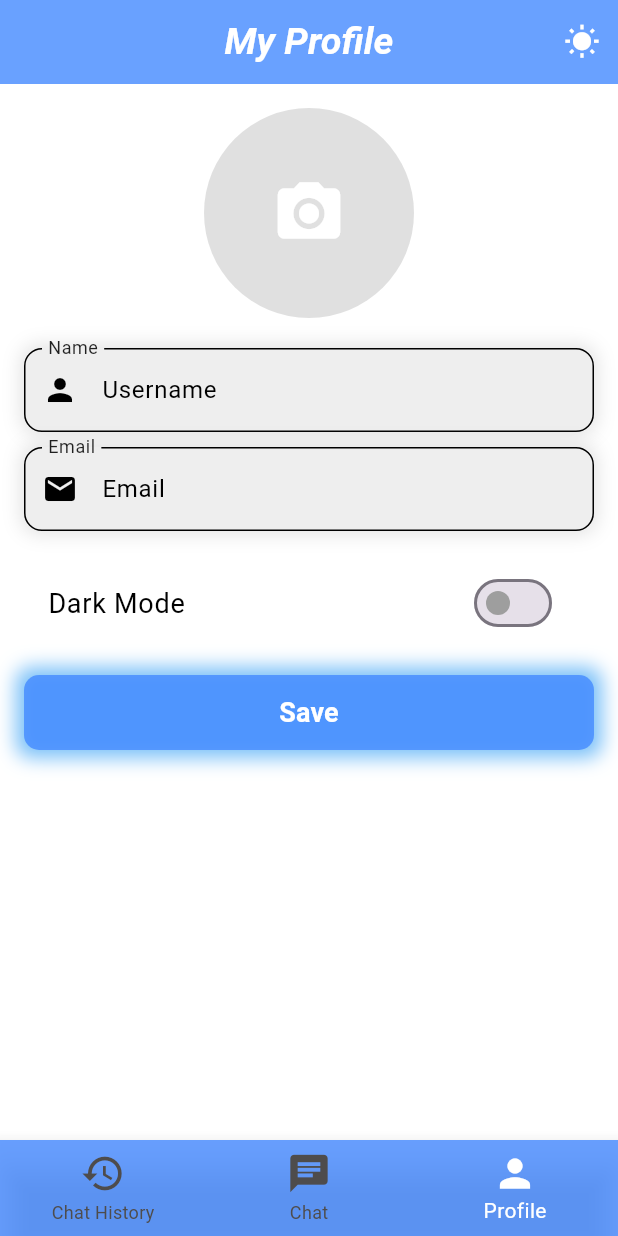
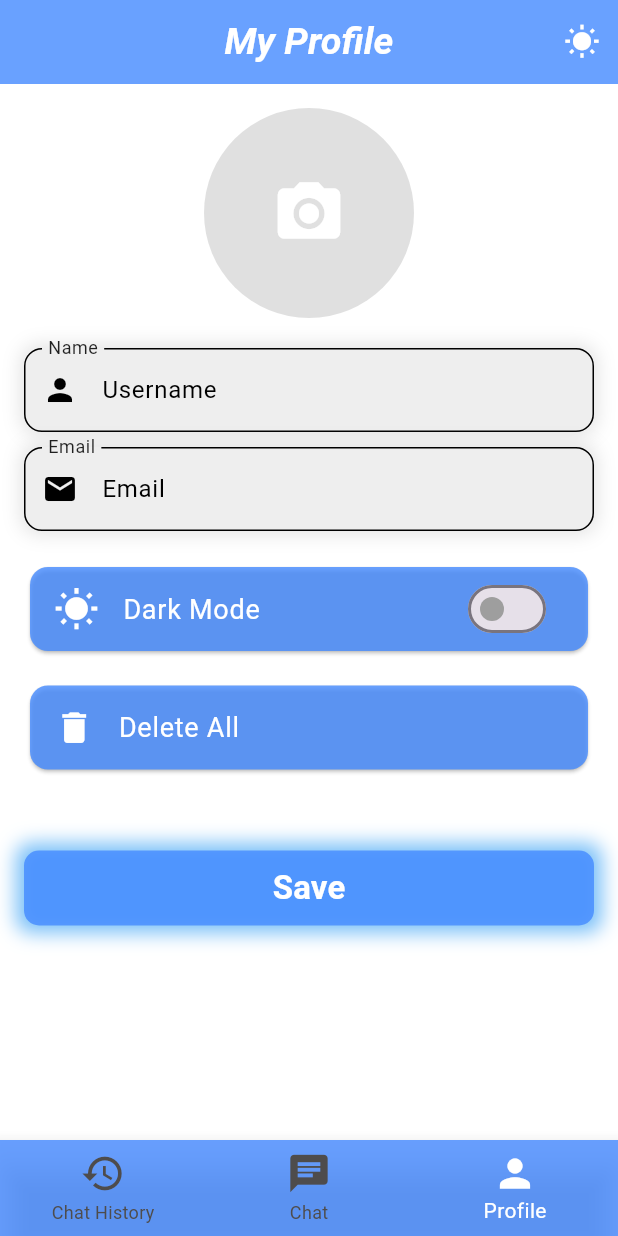
Before and after one commit to ahmedgamal826/Chat-Gemini-App, a Flutter app: the screen it shows after launch, item 3 of the bottom bar chosen, on a phone screen of 412 x 824 dp. Run offline on Flutter 3.47's test engine with Material 3 defaults, Android fonts, the light colour scheme and no system bars; our stand-ins replace animated_text_kit, auto_size_text, awesome_dialog, flutter_spinkit, flutter_tts, google_generative_ai and 4 more; accounts and stored records are empty.

Commit message:
profile view is finished

```diff
--- a/lib/features/profile/data/Providers/profile_provider.dart
+++ b/lib/features/profile/data/Providers/profile_provider.dart
@@ -32,9 +32,20 @@ class ProfileProvider extends ChangeNotifier {
     await userBox.put('email', email);
     if (image != null) {
       await userBox.put('imagePath', image!.path);
+    } else {
+      await userBox.delete('imagePath');
     }
     await userBox.put('isDarkMode', isDarkMode);
 
+    notifyListeners();
+  }
+
+  void clearProfileData() {
+    name = '';
+    email = '';
+    image = null;
+    isDarkMode = false;
+    saveUserData();
     notifyListeners();
   }
 
--- a/lib/features/profile/presentation/views/profile_view.dart
+++ b/lib/features/profile/presentation/views/profile_view.dart
@@ -2,7 +2,7 @@ import 'package:chat_with_gemini_app/core/widgets/custom_snack_bar.dart';
 import 'package:chat_with_gemini_app/features/profile/presentation/views/widgets/animated_image_container.dart';
 import 'package:chat_with_gemini_app/features/profile/presentation/views/widgets/animation_button.dart';
 import 'package:chat_with_gemini_app/features/profile/presentation/views/widgets/custom_text_field.dart';
-import 'package:chat_with_gemini_app/features/profile/presentation/views/widgets/switch_list_tile.dart';
+import 'package:chat_with_gemini_app/features/profile/presentation/views/widgets/custom_profile_list_tiles.dart';
 import 'package:flutter/material.dart';
 import 'package:provider/provider.dart';
 import 'package:chat_with_gemini_app/features/profile/data/Providers/profile_provider.dart';
@@ -73,7 +73,10 @@ class ProfileView extends StatelessWidget {
                   isDarkMode: profileProvider.isDarkMode,
                 ),
                 const SizedBox(height: 20),
-                BuildSwitchListTile(
+                CustomProfileListTiles(
+                  onDeleteAllPressed: () {
+                    profileProvider.clearProfileData();
+                  },
                   context,
                   title: 'Dark Mode',
                   value: profileProvider.isDarkMode,
@@ -82,7 +85,7 @@ class ProfileView extends StatelessWidget {
                   },
                   isDarkMode: profileProvider.isDarkMode,
                 ),
-                const SizedBox(height: 20),
+                const SizedBox(height: 50),
                 AnimatedButton(
                   onPressed: () async {
                     await profileProvider.saveUserData();
--- a/lib/features/profile/presentation/views/widgets/animation_button.dart
+++ b/lib/features/profile/presentation/views/widgets/animation_button.dart
@@ -35,7 +35,7 @@ class AnimatedButton extends StatelessWidget {
           'Save',
           style: TextStyle(
             color: Colors.white,
-            fontSize: 18,
+            fontSize: 22,
             fontWeight: FontWeight.bold,
           ),
         ),
--- /dev/null
+++ b/lib/features/profile/presentation/views/widgets/custom_profile_list_tiles.dart
@@ -0,0 +1,69 @@
+import 'package:chat_with_gemini_app/features/profile/data/Providers/profile_provider.dart';
+import 'package:flutter/material.dart';
+import 'package:provider/provider.dart';
+
+Widget CustomProfileListTiles(
+  BuildContext context, {
+  required String title,
+  required bool value,
+  required Function(bool) onChanged,
+  required bool isDarkMode,
+  required Function() onDeleteAllPressed,
+}) {
+  final profileProvider = Provider.of<ProfileProvider>(context);
+  return Column(
+    children: [
+      Card(
+        color: profileProvider.isDarkMode
+            ? Colors.grey.withOpacity(0.1)
+            : Colors.blueAccent.withOpacity(0.8),
+        child: ListTile(
+          leading: Icon(
+            value ? Icons.nightlight_round : Icons.wb_sunny,
+            color: value ? Colors.blueAccent : Colors.white,
+            size: 30,
+          ),
+          title: Text(
+            title,
+            style: const TextStyle(
+              color: Colors.white,
+              fontSize: 18,
+            ),
+          ),
+          trailing: Switch(
+            value: value,
+            onChanged: onChanged,
+            activeColor: Colors.blueAccent,
+            inactiveThumbColor: Colors.grey,
+          ),
+          onTap: () {
+            onChanged(!value);
+          },
+        ),
+      ),
+      const SizedBox(
+        height: 15,
+      ),
+      Card(
+        color: profileProvider.isDarkMode
+            ? Colors.grey.withOpacity(0.1)
+            : Colors.blueAccent.withOpacity(0.8),
+        child: ListTile(
+          leading: Icon(
+            Icons.delete,
+            color: isDarkMode ? Colors.blueAccent : Colors.white,
+            size: 27,
+          ),
+          title: const Text(
+            'Delete All',
+            style: TextStyle(
+              color: Colors.white,
+              fontSize: 18,
+            ),
+          ),
+          onTap: onDeleteAllPressed, // عند الضغط على "Delete All"
+        ),
+      ),
+    ],
+  );
+}
--- a/lib/features/profile/presentation/views/widgets/switch_list_tile.dart
+++ /dev/null
@@ -1,23 +0,0 @@
-import 'package:flutter/material.dart';
-
-Widget BuildSwitchListTile(
-  BuildContext context, {
-  required String title,
-  required bool value,
-  required Function(bool) onChanged,
-  required bool isDarkMode,
-}) {
-  return SwitchListTile(
-    title: Text(
-      title,
-      style: TextStyle(
-        color: isDarkMode ? Colors.white : Colors.black,
-        fontSize: 18,
-      ),
-    ),
-    value: value,
-    onChanged: onChanged,
-    activeColor: Colors.blueAccent,
-    inactiveThumbColor: Colors.grey,
-  );
-}
```
